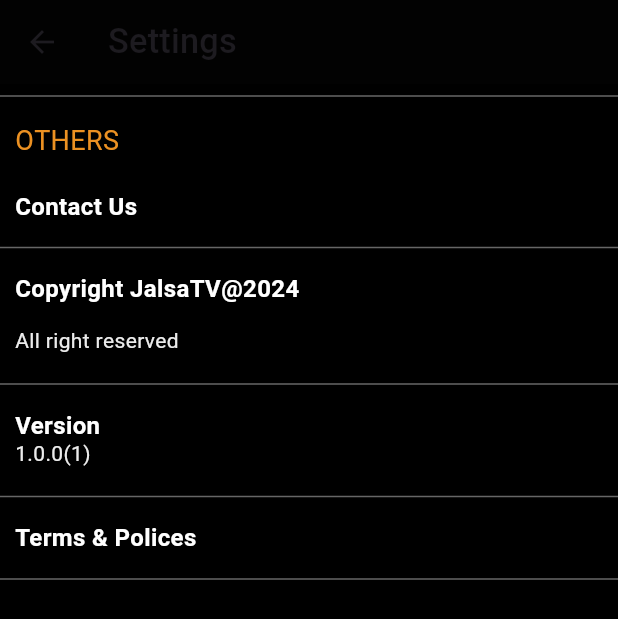
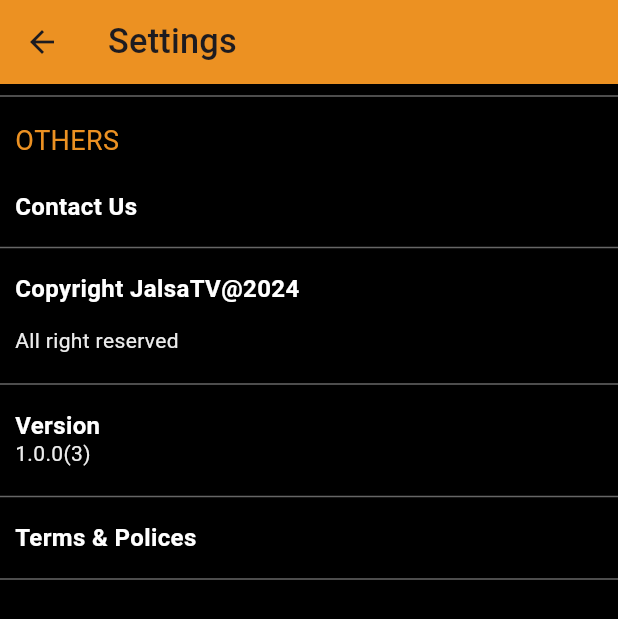
Before and after one commit to shri-rang/streamapp, a Flutter app: the SettingScreen screen opened by its route, on a phone screen of 412 x 824 dp. Shown: the top 619 px of the screen. Run offline on Flutter 3.47's test engine with Material 3 defaults, Android fonts, the phone set to English and light mode, and no system bars; our stand-ins replace animated_notch_bottom_bar, animated_splash_screen, another_flutter_splash_screen, bloc, carousel_slider, chewie and 30 more; missing offline and left inert: flutter_downloader, flutter_pagewise, flutter_paypal, flutter_share, onesignal_flutter, razorpay_flutter; accounts and stored records are empty; network calls fail; statements that could not run were skipped.

Commit message:
new featire and bugs fix

```diff
--- a/lib/screen/landing_screen.dart
+++ b/lib/screen/landing_screen.dart
@@ -112,7 +112,9 @@ class _LandingScreenState extends State<LandingScreen>
   final List<Widget> bottomBarPages = [
     HomeScreen(),
     MoviesScreen(),
-    SettingScreen(),
+    SettingScreen(
+      isFrom: true,
+    ),
     //  TvSeriesScreen(),
     // FavouriteScreen()
   ];
--- a/lib/screen/settings_screen.dart
+++ b/lib/screen/settings_screen.dart
@@ -9,6 +9,12 @@ import '../../utils/button_widget.dart';
 import '../constants.dart';
 
 class SettingScreen extends StatefulWidget {
+  final bool isFrom;
+
+  const SettingScreen({
+    Key? key,
+    required this.isFrom,
+  }) : super(key: key);
   static final String route = "/SettingScreen";
   @override
   _SettingScreenState createState() => _SettingScreenState();
@@ -46,11 +52,15 @@ class _SettingScreenState extends State<SettingScreen> {
   Widget build(BuildContext context) {
     printLog("_SettingScreenState");
     return Scaffold(
-      appBar: AppBar(
-        title: Text(AppContent.settings),
-        backgroundColor:
-            isDark! ? CustomTheme.colorAccentDark : CustomTheme.primaryColor,
-      ),
+      appBar: widget.isFrom
+          ? AppBar(
+              backgroundColor: CustomTheme.primaryColorDark,
+            )
+          : AppBar(
+              title: Text(AppContent.settings),
+              backgroundColor: CustomTheme.primaryColor
+              //      isDark! ? CustomTheme.colorAccentDark : CustomTheme.primaryColor,
+              ),
       body: Container(
         color: isDark! ? CustomTheme.primaryColorDark : CustomTheme.whiteColor,
         child: Column(
--- a/lib/screen/subscription/razorpay_payment_screen.dart
+++ b/lib/screen/subscription/razorpay_payment_screen.dart
@@ -31,7 +31,6 @@ class _RazorpayPaymentScreenState extends State<RazorpayPaymentScreen> {
     super.initState();
 
     PaymentService().payWithRazorpay(
-
         amount: widget.amount,
         paymentConfig: widget.paymentConfig,
         authService: widget.authService,
@@ -77,6 +76,7 @@ class _RazorpayPaymentScreenState extends State<RazorpayPaymentScreen> {
             paymentMethod: "RazorPay",
             paymentInfo: "")
         .then((value) {
+      //  Navigator.of(context).pop();
       Navigator.of(context).pushReplacement(MaterialPageRoute(
         builder: (context) => MySubscriptionScreen(),
       ));
--- a/lib/utils/route.dart
+++ b/lib/utils/route.dart
@@ -45,7 +45,9 @@ class Routes {
       GenreScreen.route: (_) => GenreScreen(),
       AllCountryScreen.route: (_) => AllCountryScreen(),
       MyProfileScreen.route: (_) => MyProfileScreen(),
-      SettingScreen.route: (_) => SettingScreen(),
+      SettingScreen.route: (_) => SettingScreen(
+            isFrom: false,
+          ),
       MySubscriptionScreen.route: (_) => MySubscriptionScreen(),
       FavouriteScreen.route: (_) => FavouriteScreen(),
       PremiumSubscriptionScreen.route: (_) => PremiumSubscriptionScreen(),
--- a/lib/widgets/movie/paid_controll_dialog.dart
+++ b/lib/widgets/movie/paid_controll_dialog.dart
@@ -57,7 +57,9 @@ class PaidControllDialog {
                                       //     liveTvID: movieId,
                                       //     isPaid: "1"),
 
-                                      ChoosePlanScreen(),
+                                      ChoosePlanScreen(
+
+                                      ),
                                 ),
                               );
                             },
--- a/pubspec.yaml
+++ b/pubspec.yaml
@@ -15,7 +15,7 @@ publish_to: "none" # Remove this line if you wish to publish to pub.dev
 # In iOS, build-name is used as CFBundleShortVersionString while build-number used as CFBundleVersion.
 # Read more about iOS versioning at
 # https://developer.apple.com/library/archive/documentation/General/Reference/InfoPlistKeyReference/Articles/CoreFoundationKeys.html
-version: 1.0.0+1
+version: 1.0.0+3
 
 environment:
   sdk: ">=3.2.0 <4.0.0"
```
Also changed, not shown: lib/pages/CoontinuePage.dart (+6 -6 lines), lib/screen/profile/my_profile_screen.dart (+4 -4 lines), lib/screen/subscription/choose_plan_screen.dart (+22 -15 lines), lib/screen/subscription/my_subscription_screen.dart (+16 -4 lines), lib/utils/button_widget.dart (+48 -14 lines).
